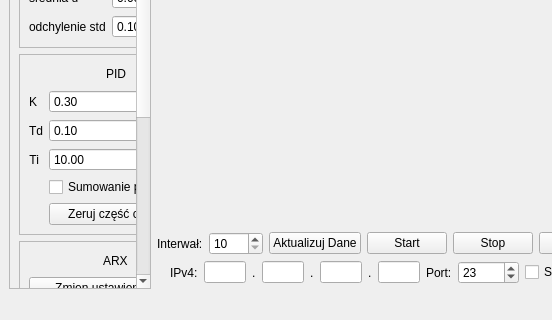
Old version of the form mainwindow.ui in the repository micjaw310589/piSUAR-server; both pictures show x 0 to 552 and y 280 to 600 of the 800 by 600 pixel window.
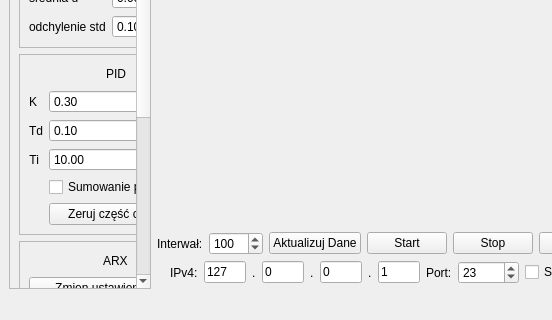
New version of the form.

What changed in the file:
```diff
--- a/mainwindow.ui
+++ b/mainwindow.ui
@@ -641,6 +641,9 @@
             <property name="singleStep">
              <number>1</number>
             </property>
+            <property name="value">
+             <number>100</number>
+            </property>
            </widget>
           </item>
           <item>
@@ -762,7 +765,11 @@
            </widget>
           </item>
           <item>
-           <widget class="QLineEdit" name="txtIP_A"/>
+           <widget class="QLineEdit" name="txtIP_A">
+            <property name="text">
+             <string>127</string>
+            </property>
+           </widget>
           </item>
           <item>
            <widget class="QLabel" name="label_20">
@@ -772,7 +779,11 @@
            </widget>
           </item>
           <item>
-           <widget class="QLineEdit" name="txtIP_B"/>
+           <widget class="QLineEdit" name="txtIP_B">
+            <property name="text">
+             <string>0</string>
+            </property>
+           </widget>
           </item>
           <item>
            <widget class="QLabel" name="label_21">
@@ -782,7 +793,11 @@
            </widget>
           </item>
           <item>
-           <widget class="QLineEdit" name="txtIP_C"/>
+           <widget class="QLineEdit" name="txtIP_C">
+            <property name="text">
+             <string>0</string>
+            </property>
+           </widget>
           </item>
           <item>
            <widget class="QLabel" name="label_22">
@@ -792,7 +807,11 @@
            </widget>
           </item>
           <item>
-           <widget class="QLineEdit" name="txtIP_D"/>
+           <widget class="QLineEdit" name="txtIP_D">
+            <property name="text">
+             <string>1</string>
+            </property>
+           </widget>
           </item>
           <item>
            <spacer name="horizontalSpacer_4">
```
